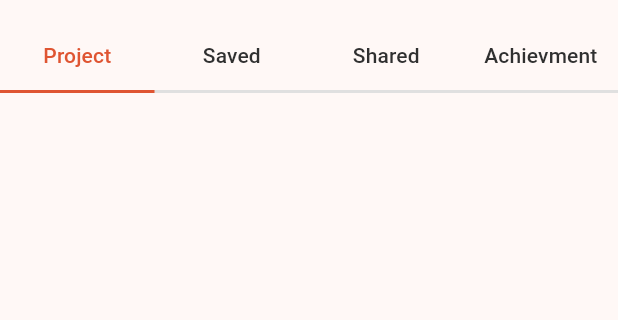
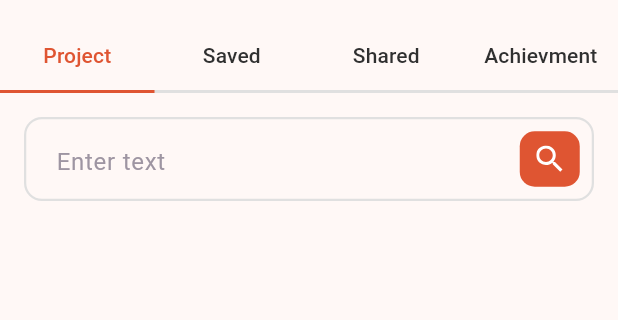
Before and after one commit to sonu-munda/portfoliostudent-assignment, a Flutter app: the PortfolioPage screen opened directly, on a phone screen of 412 x 824 dp, the part 63-383 px from its top. Run offline on Flutter 3.47's test engine with Material 3 defaults, Android fonts, the phone set to English and light mode, and no system bars; our stand-ins replace flutter_svg.

```diff
--- a/lib/components/project_tab.dart
+++ b/lib/components/project_tab.dart
@@ -1,10 +1,70 @@
 import 'package:flutter/material.dart';
+import 'package:flutter_svg/svg.dart';
+import 'package:portfoliostudent/utils/assets.dart';
+import 'package:portfoliostudent/utils/colors.dart';
 
-class ProjectTab extends StatelessWidget {
+class ProjectTab extends StatefulWidget {
   const ProjectTab({super.key});
 
   @override
+  State<ProjectTab> createState() => _ProjectTabState();
+}
+
+class _ProjectTabState extends State<ProjectTab> {
+  TextEditingController controller = TextEditingController();
+  @override
   Widget build(BuildContext context) {
-    return Container();
+    return Container(
+      padding: const EdgeInsets.all(16),
+      child: Column(
+        children: [
+          Container(
+            padding: const EdgeInsets.all(8),
+            height: 56,
+            decoration: BoxDecoration(
+              border: Border.all(
+                color: AppColors.divider,
+                width: 1.5,
+              ),
+              borderRadius: BorderRadius.circular(12),
+            ),
+            child: Row(
+              children: [
+                Expanded(
+                  child: TextField(
+                    controller: controller,
+                    onChanged: (s) {},
+                    decoration: const InputDecoration(
+                      hintText: 'Enter text',
+                      border: InputBorder.none,
+                      hintStyle: TextStyle(color: AppColors.textLight),
+                      enabledBorder: InputBorder.none,
+                      focusedBorder: InputBorder.none,
+                      contentPadding: EdgeInsets.symmetric(horizontal: 12, vertical: 8), // Optional padding
+                    ),
+                  ),
+                ),
+                Container(
+                  width: 40,
+                  height: 40,
+                  decoration: BoxDecoration(
+                    borderRadius: BorderRadius.circular(10),
+                    color: AppColors.primary,
+                  ),
+                  child: IconButton(
+                      padding: EdgeInsets.zero,
+                      onPressed: () {},
+                      icon: SvgPicture.asset(
+                        AssetIcons.search,
+                        height: 18,
+                        width: 18,
+                      )),
+                )
+              ],
+            ),
+          )
+        ],
+      ),
+    );
   }
 }
--- a/lib/utils/assets.dart
+++ b/lib/utils/assets.dart
@@ -4,4 +4,9 @@ class AssetIcons {
   static const String portfolio = '$base/Portfolia.svg';
   static const String input = '$base/input.svg';
   static const String profile = '$base/Profile.svg';
+
+  static const String notification = '$base/notification.svg';
+  static const String search = '$base/search.svg';
+  static const String filter = '$base/filter.svg';
+  static const String cart = '$base/cart.svg';
 }
```
